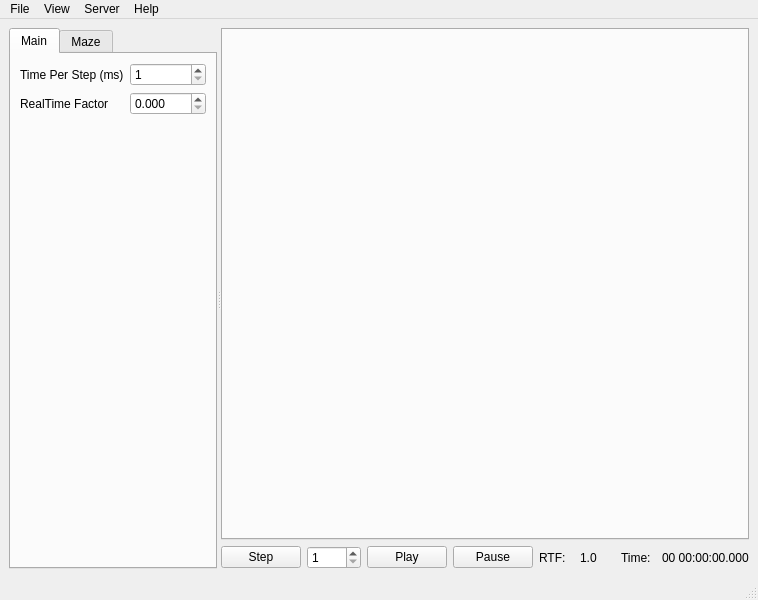
WPISmartmouse/Smartmouse_2018, file sim/simulator/lib/mainwindow.ui: the form before one commit.
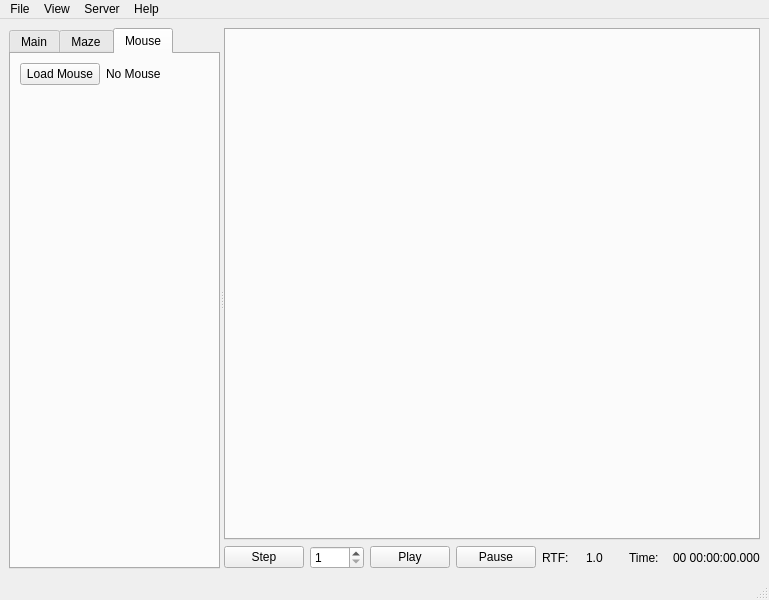
The form after the commit.

Commit message:
add new tab for mouse files
robot_description

```diff
--- a/sim/simulator/lib/mainwindow.ui
+++ b/sim/simulator/lib/mainwindow.ui
@@ -6,7 +6,7 @@
    <rect>
     <x>0</x>
     <y>0</y>
-    <width>758</width>
+    <width>769</width>
     <height>600</height>
    </rect>
   </property>
@@ -34,7 +34,7 @@
         </sizepolicy>
        </property>
        <property name="currentIndex">
-        <number>0</number>
+        <number>2</number>
        </property>
        <widget class="QWidget" name="main_tab">
         <attribute name="title">
@@ -119,6 +119,27 @@
          </item>
         </layout>
        </widget>
+       <widget class="QWidget" name="mouse_tab">
+        <attribute name="title">
+         <string>Mouse</string>
+        </attribute>
+        <layout class="QFormLayout" name="formLayout_3">
+         <item row="0" column="0">
+          <widget class="QPushButton" name="load_mouse_button">
+           <property name="text">
+            <string>Load Mouse</string>
+           </property>
+          </widget>
+         </item>
+         <item row="0" column="1">
+          <widget class="QLabel" name="mouse_file_name_label">
+           <property name="text">
+            <string>No Mouse</string>
+           </property>
+          </widget>
+         </item>
+        </layout>
+       </widget>
       </widget>
       <widget class="QWidget" name="layoutWidget">
        <layout class="QVBoxLayout" name="right_side_layout">
@@ -212,7 +233,7 @@
     <rect>
      <x>0</x>
      <y>0</y>
-     <width>758</width>
+     <width>769</width>
      <height>19</height>
     </rect>
    </property>
```
The commit also changes 4 other files.
